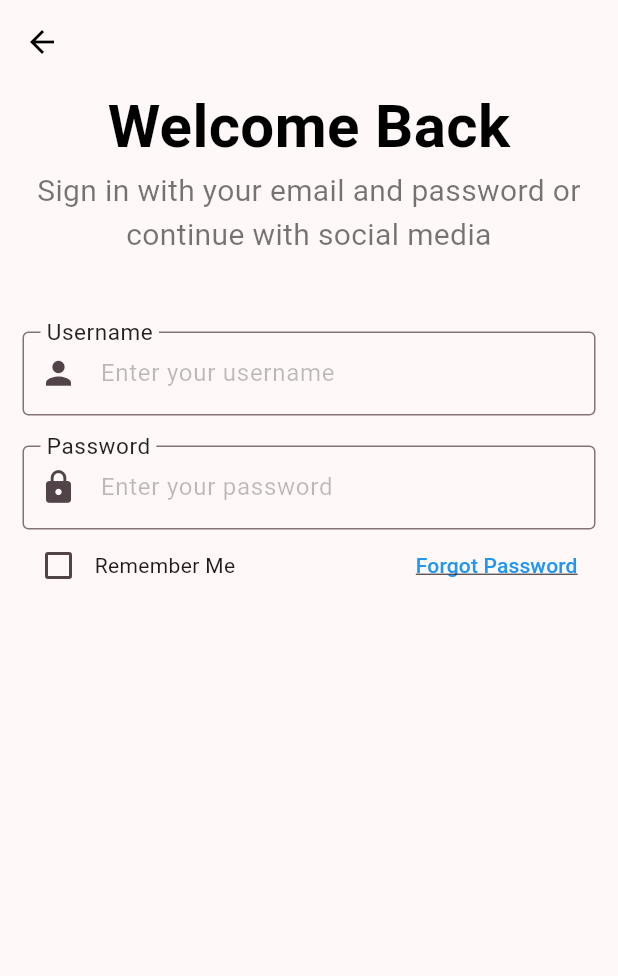
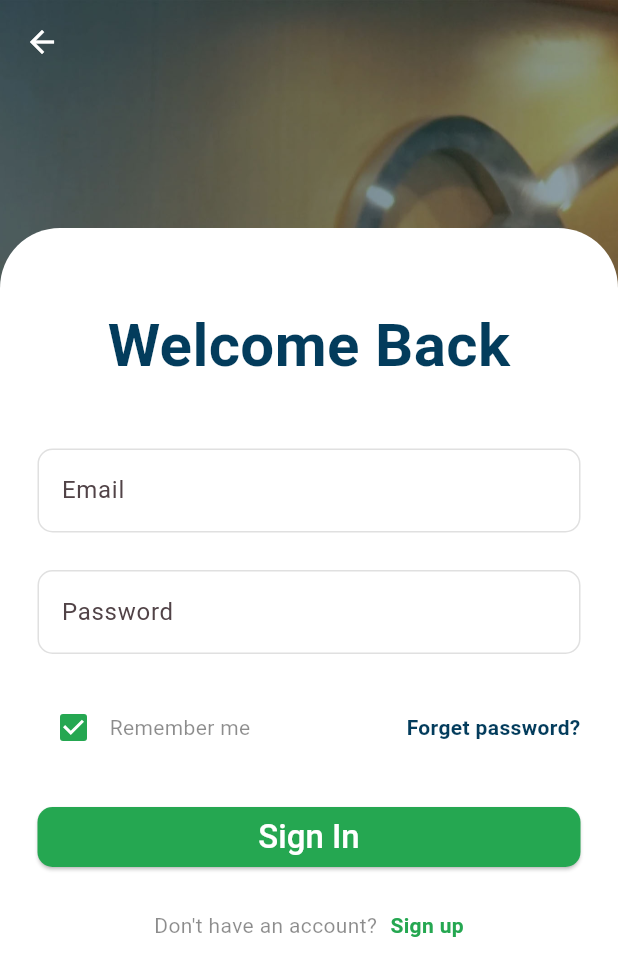
Before and after one commit to marwansaputro/aplikasi_pengaduan_flutter, a Flutter app: the ScreenSignIn screen opened directly, on a phone screen of 412 x 824 dp. Shown: the top 976 px of the screen. Run offline on Flutter 3.47's test engine with Material 3 defaults, Android fonts, the light colour scheme and no system bars; our stand-ins replace country_code_picker, curved_navigation_bar, pinput; missing offline and left inert: svg_icon.

Commit message:
update UI sign In

```diff
--- a/lib/main.dart
+++ b/lib/main.dart
@@ -1,5 +1,5 @@
 import 'package:flutter/material.dart';
-import 'package:integra_mobile/screens/login/screen_phone_verification.dart';
+import 'package:integra_mobile/screens/welcome/screen_welcome.dart';
 
 void main() {
   runApp(const MyApp());
@@ -17,7 +17,7 @@ class MyApp extends StatelessWidget {
         colorScheme: ColorScheme.fromSeed(seedColor: Colors.black),
         // useMaterial3: true,
       ),
-      home: const ScreenPhoneVerification(),
+      home: const ScreenWelcome(),
     );
   }
 }
--- /dev/null
+++ b/lib/screens/welcome/sign_in/screen_sign_in.dart
@@ -0,0 +1,303 @@
+// import 'package:flutter/material.dart';
+// import 'package:integra_mobile/screens/welcome/sign_in/section_sign_in.dart';
+
+// class ScreenSignIn extends StatefulWidget {
+//   const ScreenSignIn({super.key});
+
+//   @override
+//   State<ScreenSignIn> createState() => _ScreenSignInState();
+// }
+
+// class _ScreenSignInState extends State<ScreenSignIn> {
+//   @override
+//   Widget build(BuildContext context) {
+//     return Scaffold(
+//       appBar: AppBar(
+//         backgroundColor: Colors.transparent,
+//         elevation: 0,
+//         iconTheme: const IconThemeData(color: Colors.black),
+//       ),
+//       body: const SectionSignIn(),
+//     );
+//   }
+// }
+import 'package:flutter/material.dart';
+import 'package:integra_mobile/layout/row.dart';
+import 'package:integra_mobile/screens/welcome/sign_up/screen_sign_up.dart';
+import 'package:integra_mobile/value/theme.dart';
+import 'package:integra_mobile/widget/custom/custom_scaffold.dart';
+
+class ScreenSignIn extends StatefulWidget {
+  const ScreenSignIn({super.key});
+
+  @override
+  State<ScreenSignIn> createState() => _ScreenSignInState();
+}
+
+class _ScreenSignInState extends State<ScreenSignIn> {
+  final _formSignInKey = GlobalKey<FormState>();
+  bool rememberPassword = true;
+  @override
+  Widget build(BuildContext context) {
+    return CustomScaffold(
+      child: Column(
+        children: [
+          const Expanded(
+            flex: 1,
+            child: SizedBox(
+              height: 10,
+            ),
+          ),
+          Expanded(
+            flex: 7,
+            child: Container(
+              padding: const EdgeInsets.fromLTRB(25.0, 50.0, 25.0, 20.0),
+              decoration: const BoxDecoration(
+                color: white,
+                borderRadius: BorderRadius.only(
+                  topLeft: Radius.circular(40.0),
+                  topRight: Radius.circular(40.0),
+                ),
+              ),
+              child: SingleChildScrollView(
+                child: Form(
+                  key: _formSignInKey,
+                  child: Column(
+                    crossAxisAlignment: CrossAxisAlignment.center,
+                    children: [
+                      const Text(
+                        "Welcome Back",
+                        style: TextStyle(
+                            fontSize: 40,
+                            color: darkblue,
+                            fontWeight: FontWeight.bold),
+                        textAlign: TextAlign.center,
+                      ),
+                      const SizedBox(
+                        height: 40.0,
+                      ),
+                      TextFormField(
+                        validator: (value) {
+                          if (value == null || value.isEmpty) {
+                            return 'Please enter Email';
+                          }
+                          return null;
+                        },
+                        decoration: InputDecoration(
+                          label: const Text(
+                            'Email',
+                          ),
+                          hintText: 'Enter Your Email',
+                          hintStyle: const TextStyle(
+                            color: Colors.black26,
+                          ),
+                          border: OutlineInputBorder(
+                            borderSide: const BorderSide(
+                              color: Colors.black12, // Default border color
+                            ),
+                            borderRadius: BorderRadius.circular(10),
+                          ),
+                          enabledBorder: OutlineInputBorder(
+                            borderSide: const BorderSide(
+                              color: Colors.black12, // Default border color
+                            ),
+                            borderRadius: BorderRadius.circular(10),
+                          ),
+                        ),
+                      ),
+                      const SizedBox(
+                        height: 25.0,
+                      ),
+                      TextFormField(
+                        obscureText: true,
+                        obscuringCharacter: '*',
+                        validator: (value) {
+                          if (value == null || value.isEmpty) {
+                            return 'Please enter Password';
+                          }
+                          return null;
+                        },
+                        decoration: InputDecoration(
+                          label: const Text('Password'),
+                          hintText: 'Enter Your Password',
+                          hintStyle: const TextStyle(
+                            color: Colors.black26,
+                          ),
+                          border: OutlineInputBorder(
+                            borderSide: const BorderSide(
+                              color: Colors.black12, // Default border color
+                            ),
+                            borderRadius: BorderRadius.circular(10),
+                          ),
+                          enabledBorder: OutlineInputBorder(
+                            borderSide: const BorderSide(
+                              color: Colors.black12, // Default border color
+                            ),
+                            borderRadius: BorderRadius.circular(10),
+                          ),
+                        ),
+                      ),
+                      const SizedBox(
+                        height: 25.0,
+                      ),
+                      Row(
+                        mainAxisAlignment: MainAxisAlignment.spaceBetween,
+                        children: [
+                          Row(
+                            children: [
+                              Checkbox(
+                                value: rememberPassword,
+                                onChanged: (bool? value) {
+                                  setState(() {
+                                    rememberPassword = value!;
+                                  });
+                                },
+                                activeColor: primaryGreen,
+                              ),
+                              const Text(
+                                'Remember me',
+                                style: TextStyle(
+                                  color: Colors.black45,
+                                ),
+                              ),
+                            ],
+                          ),
+                          GestureDetector(
+                            onTap: () {},
+                            child: const Text(
+                              'Forget password?',
+                              style: TextStyle(
+                                fontWeight: FontWeight.bold,
+                                color: darkblue,
+                              ),
+                            ),
+                          ),
+                        ],
+                      ),
+                      const SizedBox(
+                        height: 25.0,
+                      ),
+                      SizedBox(
+                        width: double.infinity,
+                        child: ElevatedButton(
+                          style: ElevatedButton.styleFrom(
+                              backgroundColor: primaryGreen,
+                              shape: RoundedRectangleBorder(
+                                  borderRadius: BorderRadius.circular(10))),
+                          onPressed: () {
+                            if (_formSignInKey.currentState!.validate() &&
+                                rememberPassword) {
+                              ScaffoldMessenger.of(context).showSnackBar(
+                                const SnackBar(
+                                  content: Text('Processing Data'),
+                                ),
+                              );
+                            } else if (!rememberPassword) {
+                              ScaffoldMessenger.of(context).showSnackBar(
+                                const SnackBar(
+                                    content: Text(
+                                        'Please agree to the processing of personal data')),
+                              );
+                            }
+                          },
+                          child: Text(
+                            "Sign In",
+                            style: Theme.of(context)
+                                .textTheme
+                                .titleLarge
+                                ?.copyWith(
+                                    color: white, fontWeight: FontWeight.w500),
+                          ),
+                        ),
+                      ),
+                      const SizedBox(
+                        height: 25.0,
+                      ),
+                      // Row(
+                      //   mainAxisAlignment: MainAxisAlignment.center,
+                      //   children: [
+                      //     Expanded(
+                      //       child: Divider(
+                      //         thickness: 0.7,
+                      //         color: Colors.grey.withOpacity(0.5),
+                      //       ),
+                      //     ),
+                      //     const Padding(
+                      //       padding: EdgeInsets.symmetric(
+                      //         vertical: 0,
+                      //         horizontal: 10,
+                      //       ),
+                      //       child: Text(
+                      //         'Sign up with',
+                      //         style: TextStyle(
+                      //           color: Colors.black45,
+                      //         ),
+                      //       ),
+                      //     ),
+                      //     Expanded(
+                      //       child: Divider(
+                      //         thickness: 0.7,
+                      //         color: Colors.grey.withOpacity(0.5),
+                      //       ),
+                      //     ),
+                      //   ],
+                      // ),
+                      // const SizedBox(
+                      //   height: 25.0,
+                      // ),
+                      // Row(
+                      //   mainAxisAlignment: MainAxisAlignment.spaceEvenly,
+                      //   children: [
+                      //     Logo(Logos.facebook_f),
+                      //     Logo(Logos.twitter),
+                      //     Logo(Logos.google),
+                      //     Logo(Logos.apple),
+                      //   ],
+                      // ),
+                      // const SizedBox(
+                      //   height: 25.0,
+                      // ),
+                      // don't have an account
+                      IRow(
+                        gap: 5,
+                        mainAxisAlignment: MainAxisAlignment.center,
+                        children: [
+                          const Text(
+                            'Don\'t have an account? ',
+                            style: TextStyle(
+                              color: Colors.black45,
+                            ),
+                          ),
+                          GestureDetector(
+                            onTap: () {
+                              Navigator.push(
+                                context,
+                                MaterialPageRoute(
+                                  builder: (e) => const ScreenSignUp(),
+                                ),
+                              );
+                            },
+                            child: const Text(
+                              'Sign up',
+                              style: TextStyle(
+                                fontWeight: FontWeight.bold,
+                                color: primaryGreen,
+                              ),
+                            ),
+                          ),
+                        ],
+                      ),
+                      const SizedBox(
+                        height: 20.0,
+                      ),
+                    ],
+                  ),
+                ),
+              ),
+            ),
+          ),
+        ],
+      ),
+    );
+  }
+}
--- a/lib/screens/sign_in/screen_sign_in.dart
+++ b/lib/screens/welcome/sign_up/screen_sign_up.dart
@@ -1,14 +1,14 @@
 import 'package:flutter/material.dart';
-import 'package:integra_mobile/screens/sign_in/section_sign_in.dart';
+import 'package:integra_mobile/screens/welcome/screen_welcome.dart';
 
-class ScreenSignIn extends StatefulWidget {
-  const ScreenSignIn({super.key});
+class ScreenSignUp extends StatefulWidget {
+  const ScreenSignUp({super.key});
 
   @override
-  State<ScreenSignIn> createState() => _ScreenSignInState();
+  State<ScreenSignUp> createState() => _ScreenSignUpState();
 }
 
-class _ScreenSignInState extends State<ScreenSignIn> {
+class _ScreenSignUpState extends State<ScreenSignUp> {
   @override
   Widget build(BuildContext context) {
     return Scaffold(
@@ -17,7 +17,7 @@ class _ScreenSignInState extends State<ScreenSignIn> {
         elevation: 0,
         iconTheme: const IconThemeData(color: Colors.black),
       ),
-      body: const SectionSignIn(),
+      body: const ScreenWelcome(),
     );
   }
 }
--- a/lib/value/path_image.dart
+++ b/lib/value/path_image.dart
@@ -1,3 +1,5 @@
+const pathImageBackgroundWelcome =
+    'assets/images/banner/background_welcome.jpg';
 //Banners
 const pathImageBannerBeranda = 'assets/images/banner/banner_beranda.jpg';
 const pathImageBannerIklan1 = 'assets/images/banner/iklan_1.jpg';
--- /dev/null
+++ b/lib/widget/custom/custom_scaffold.dart
@@ -0,0 +1,31 @@
+import 'package:flutter/material.dart';
+import 'package:integra_mobile/value/path_image.dart';
+
+class CustomScaffold extends StatelessWidget {
+  const CustomScaffold({super.key, this.child});
+  final Widget? child;
+  @override
+  Widget build(BuildContext context) {
+    return Scaffold(
+      appBar: AppBar(
+        iconTheme: const IconThemeData(color: Colors.white),
+        backgroundColor: Colors.transparent,
+        elevation: 0,
+      ),
+      extendBodyBehindAppBar: true,
+      body: Stack(
+        children: [
+          Image.asset(
+            pathImageBackgroundWelcome,
+            fit: BoxFit.cover,
+            width: double.infinity,
+            height: double.infinity,
+          ),
+          SafeArea(
+            child: child!,
+          ),
+        ],
+      ),
+    );
+  }
+}
```
Also changed, not shown: lib/screens/welcome/screen_welcome.dart (added, +80 -0 lines), lib/widget/button/buton_welcome.dart (added, +42 -0 lines), assets/images/banner/background_welcome.jpg (added), lib/screens/welcome/sign_in/section_sign_in.dart (renamed from lib/screens/sign_in/section_sign_in.dart).
